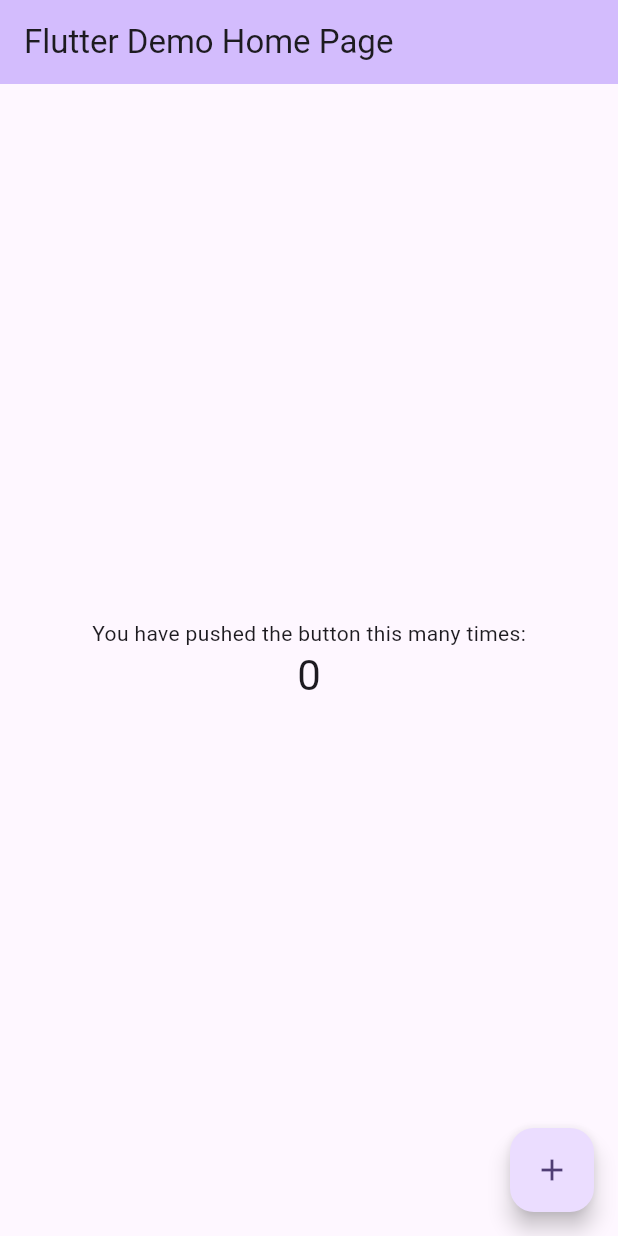
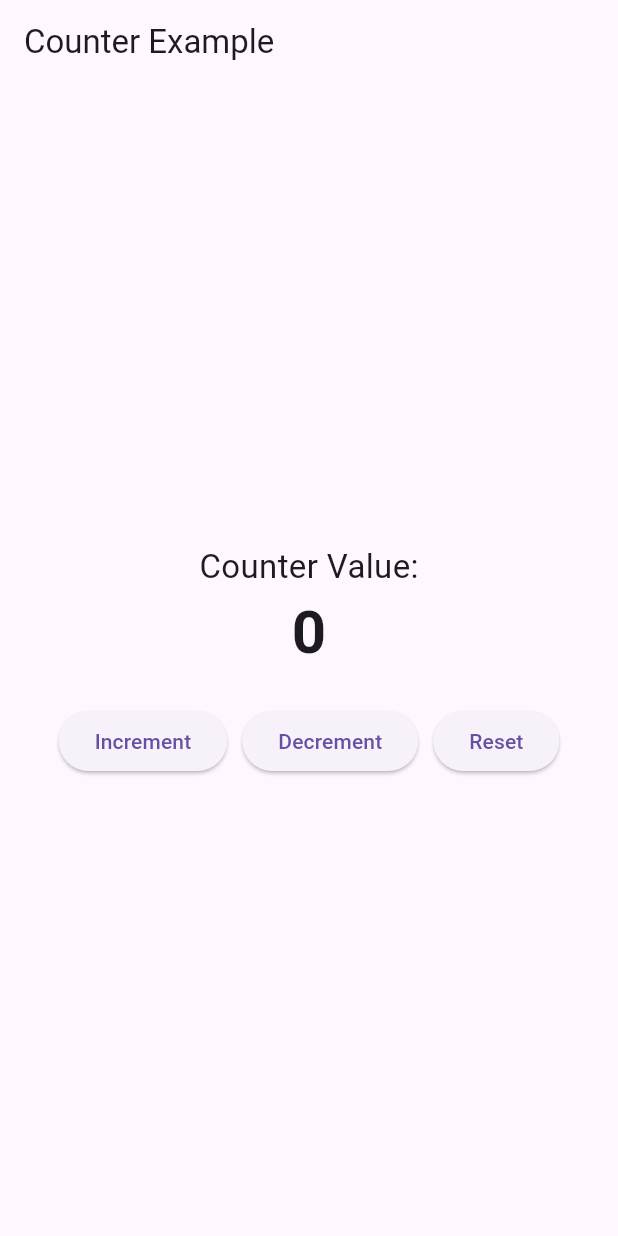
Before and after one commit to absice/flutter_first_project, a Flutter app: the screen it shows after launch, on a phone screen of 412 x 824 dp. Run offline on Flutter 3.47's test engine with Material 3 defaults, Android fonts, the phone set to English and light mode, and no system bars.

Commit message:
Update for reset

```diff
--- a/lib/main.dart
+++ b/lib/main.dart
@@ -7,116 +7,83 @@ void main() {
 class MyApp extends StatelessWidget {
   const MyApp({super.key});
 
-  // This widget is the root of your application.
   @override
   Widget build(BuildContext context) {
     return MaterialApp(
-      title: 'Flutter Demo',
-      theme: ThemeData(
-        // This is the theme of your application.
-        //
-        // TRY THIS: Try running your application with "flutter run". You'll see
-        // the application has a purple toolbar. Then, without quitting the app,
-        // try changing the seedColor in the colorScheme below to Colors.green
-        // and then invoke "hot reload" (save your changes or press the "hot
-        // reload" button in a Flutter-supported IDE, or press "r" if you used
-        // the command line to start the app).
-        //
-        // Notice that the counter didn't reset back to zero; the application
-        // state is not lost during the reload. To reset the state, use hot
-        // restart instead.
-        //
-        // This works for code too, not just values: Most code changes can be
-        // tested with just a hot reload.
-        colorScheme: ColorScheme.fromSeed(seedColor: Colors.deepPurple),
-      ),
-      home: const MyHomePage(title: 'Flutter Demo Home Page'),
+      title: 'Counter with Increment, Decrement & Reset',
+      theme: ThemeData(primarySwatch: Colors.blue),
+      home: const CounterScreen(),
     );
   }
 }
 
-class MyHomePage extends StatefulWidget {
-  const MyHomePage({super.key, required this.title});
-
-  // This widget is the home page of your application. It is stateful, meaning
-  // that it has a State object (defined below) that contains fields that affect
-  // how it looks.
-
-  // This class is the configuration for the state. It holds the values (in this
-  // case the title) provided by the parent (in this case the App widget) and
-  // used by the build method of the State. Fields in a Widget subclass are
-  // always marked "final".
-
-  final String title;
+class CounterScreen extends StatefulWidget {
+  const CounterScreen({super.key});
 
   @override
-  State<MyHomePage> createState() => _MyHomePageState();
+  State<CounterScreen> createState() => _CounterScreenState();
 }
 
-class _MyHomePageState extends State<MyHomePage> {
+class _CounterScreenState extends State<CounterScreen> {
   int _counter = 0;
 
-  void _incrementCounter() {
+  void _increment() {
     setState(() {
-      // This call to setState tells the Flutter framework that something has
-      // changed in this State, which causes it to rerun the build method below
-      // so that the display can reflect the updated values. If we changed
-      // _counter without calling setState(), then the build method would not be
-      // called again, and so nothing would appear to happen.
       _counter++;
+    });
+  }
+
+  void _decrement() {
+    setState(() {
+      _counter--;
+    });
+  }
+
+  void _reset() {
+    setState(() {
+      _counter = 0;
     });
   }
 
   @override
   Widget build(BuildContext context) {
-    // This method is rerun every time setState is called, for instance as done
-    // by the _incrementCounter method above.
-    //
-    // The Flutter framework has been optimized to make rerunning build methods
-    // fast, so that you can just rebuild anything that needs updating rather
-    // than having to individually change instances of widgets.
     return Scaffold(
-      appBar: AppBar(
-        // TRY THIS: Try changing the color here to a specific color (to
-        // Colors.amber, perhaps?) and trigger a hot reload to see the AppBar
-        // change color while the other colors stay the same.
-        backgroundColor: Theme.of(context).colorScheme.inversePrimary,
-        // Here we take the value from the MyHomePage object that was created by
-        // the App.build method, and use it to set our appbar title.
-        title: Text(widget.title),
-      ),
+      appBar: AppBar(title: const Text('Counter Example')),
       body: Center(
-        // Center is a layout widget. It takes a single child and positions it
-        // in the middle of the parent.
         child: Column(
-          // Column is also a layout widget. It takes a list of children and
-          // arranges them vertically. By default, it sizes itself to fit its
-          // children horizontally, and tries to be as tall as its parent.
-          //
-          // Column has various properties to control how it sizes itself and
-          // how it positions its children. Here we use mainAxisAlignment to
-          // center the children vertically; the main axis here is the vertical
-          // axis because Columns are vertical (the cross axis would be
-          // horizontal).
-          //
-          // TRY THIS: Invoke "debug painting" (choose the "Toggle Debug Paint"
-          // action in the IDE, or press "p" in the console), to see the
-          // wireframe for each widget.
           mainAxisAlignment: MainAxisAlignment.center,
-          children: <Widget>[
-            const Text('You have pushed the button this many times:'),
+          children: [
+            const Text(
+              'Counter Value:',
+              style: TextStyle(fontSize: 22),
+            ),
             Text(
               '$_counter',
-              style: Theme.of(context).textTheme.headlineMedium,
+              style: const TextStyle(fontSize: 40, fontWeight: FontWeight.bold),
+            ),
+            const SizedBox(height: 20),
+            Row(
+              mainAxisAlignment: MainAxisAlignment.center,
+              children: [
+                ElevatedButton(
+                  onPressed: _increment,
+                  child: const Text("Increment"),
+                ),
+                const SizedBox(width: 10),
+                ElevatedButton(
+                  onPressed: _decrement,
+                  child: const Text("Decrement"),
+                ),
+                const SizedBox(width: 10),
+                ElevatedButton(
+                  onPressed: _reset,
+                  child: const Text("Reset"),
+                ),
+              ],
             ),
           ],
         ),
       ),
-      floatingActionButton: FloatingActionButton(
-        onPressed: _incrementCounter,
-        tooltip: 'Increment',
-        child: const Icon(Icons.add),
-      ), // This trailing comma makes auto-formatting nicer for build methods.
     );
   }
 }
```
